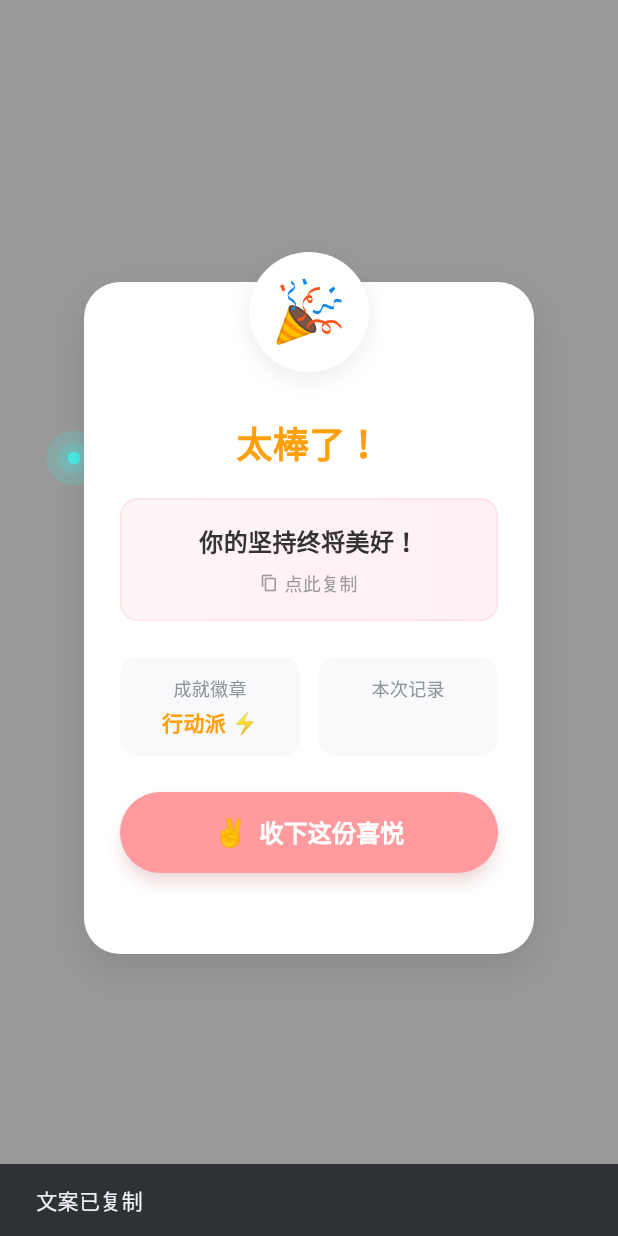
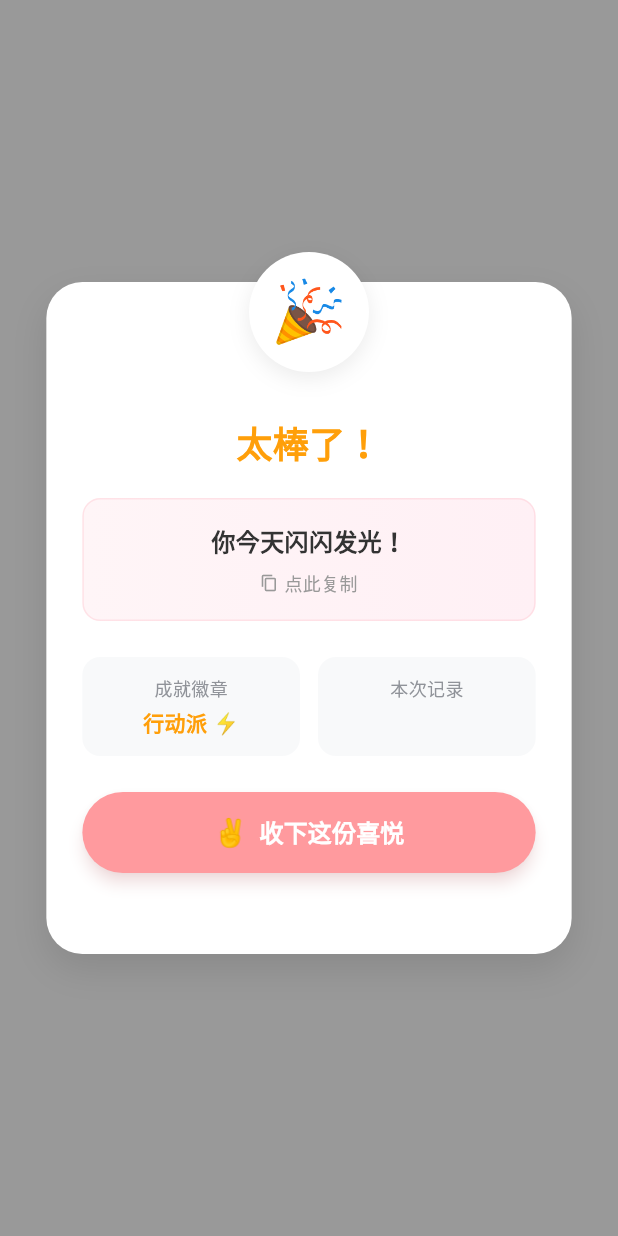
Before and after one commit to machengji/Flutter, a Flutter app: the SuccessPopup widget shown alone on an empty page, opened directly with empty values, after a tap on "✌️", on a phone screen of 412 x 824 dp. Run offline on Flutter 3.47's test engine with Material 3 defaults, Android fonts, the light colour scheme and no system bars; drawn by our look-alikes of flutter_animate; our stand-ins replace shared_preferences; accounts and stored records are empty; network calls fail.

Commit message:
feat: 新增 SuccessPopup 弹窗组件，用于显示成功提示、彩虹屁和成就信息。

```diff
--- a/maintenance_assistant/lib/src/features/home/presentation/widgets/success_popup.dart
+++ b/maintenance_assistant/lib/src/features/home/presentation/widgets/success_popup.dart
@@ -1,7 +1,10 @@
+import 'dart:convert';
 import 'dart:math';
 import 'package:flutter/material.dart';
 import 'package:flutter/services.dart';
 import 'package:flutter_animate/flutter_animate.dart';
+import 'package:http/http.dart' as http;
+import 'package:shared_preferences/shared_preferences.dart';
 
 class SuccessPopup extends StatefulWidget {
   final String description;
@@ -21,27 +24,55 @@ class SuccessPopup extends StatefulWidget {
 
 class _SuccessPopupState extends State<SuccessPopup> {
   String _rainbowFart = '你今天闪闪发光！';
-  final List<String> _compliments = [
-    '你今天闪闪发光！',
-    '太棒了，继续保持！',
-    '你的坚持终将美好！',
-    '每一步都算数！',
-    '星光不问赶路人！',
-    '未来可期，加油！',
-    '优秀的习惯成就优秀的你！',
-  ];
+  final String _defaultFart = '你今天闪闪发光！';
 
   @override
   void initState() {
     super.initState();
-    _rainbowFart = _compliments[Random().nextInt(_compliments.length)];
+    _loadRainbowFart();
+  }
+
+  Future<void> _loadRainbowFart() async {
+    final prefs = await SharedPreferences.getInstance();
+    final cachedFart = prefs.getString('lastRainbowFart');
+
+    if (cachedFart != null && cachedFart.isNotEmpty) {
+      setState(() {
+        _rainbowFart = cachedFart;
+      });
+    }
+
+    // Fetch new one for next time (or immediate update if default)
+    _fetchNewRainbowFart(prefs);
+  }
+
+  Future<void> _fetchNewRainbowFart(SharedPreferences prefs) async {
+    try {
+      final response = await http.get(Uri.parse('https://api.shadiao.pro/chp'));
+      if (response.statusCode == 200) {
+        final data = jsonDecode(response.body);
+        final text = data['data']['text'];
+        if (text != null && text is String && text.isNotEmpty) {
+          await prefs.setString('lastRainbowFart', text);
+
+          // If currently showing default, update immediately
+          if (_rainbowFart == _defaultFart && mounted) {
+            setState(() {
+              _rainbowFart = text;
+            });
+          }
+        }
+      }
+    } catch (e) {
+      debugPrint('Failed to fetch rainbow fart: $e');
+    }
   }
 
   void _copyDescription() {
     Clipboard.setData(ClipboardData(text: _rainbowFart));
-    ScaffoldMessenger.of(context).showSnackBar(
-      const SnackBar(content: Text('文案已复制'), duration: Duration(seconds: 1)),
-    );
+    // ScaffoldMessenger.of(context).showSnackBar(
+    //   const SnackBar(content: Text('文案已复制'), duration: Duration(seconds: 1)),
+    // );
   }
 
   @override
@@ -64,7 +95,8 @@ class _SuccessPopupState extends State<SuccessPopup> {
         // Card
         Center(
           child: Container(
-            width: 300,
+            width: MediaQuery.of(context).size.width * 0.85, // Wider width
+            constraints: const BoxConstraints(maxWidth: 400),
             padding: const EdgeInsets.fromLTRB(24, 40, 24, 24),
             decoration: BoxDecoration(
               color: Colors.white,
```
